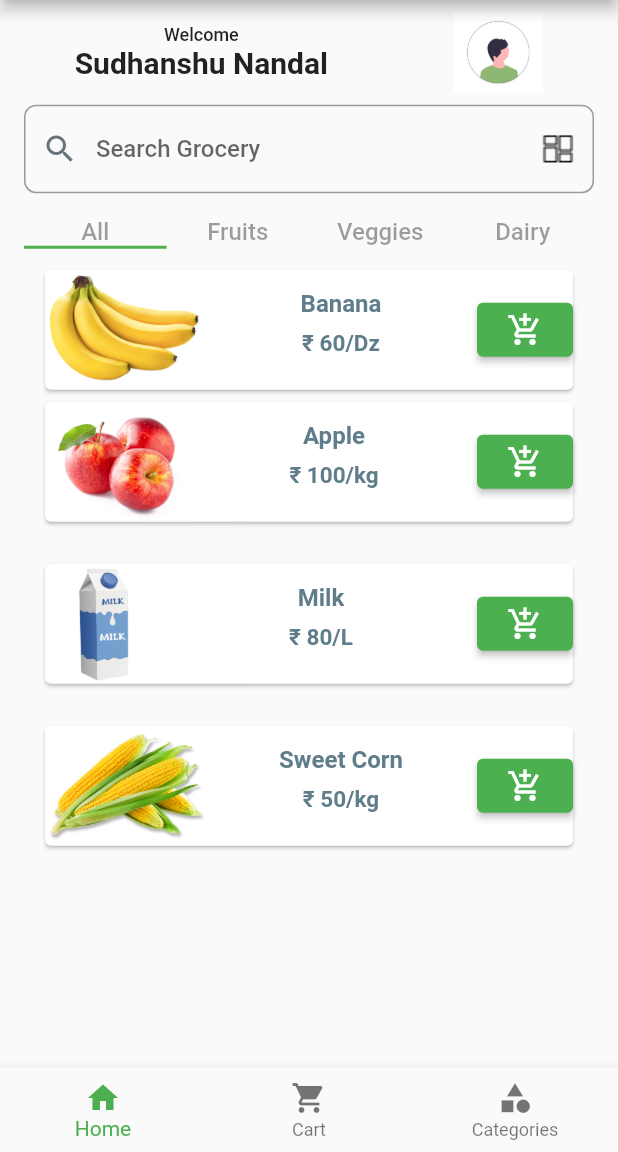
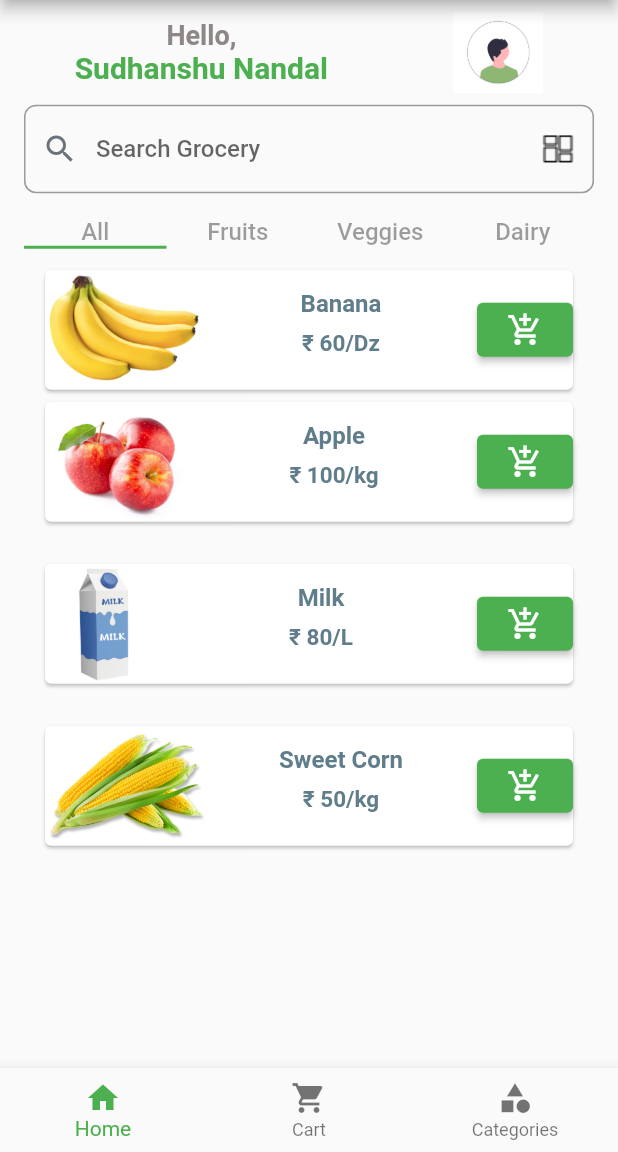
Before and after one commit to asif8585/my_grocery_app, a Flutter app: the screen it shows after launch, on a phone screen of 412 x 824 dp, the part 84-1236 px from its top. Run offline on Flutter 3.47's test engine with Material 2 defaults, Android fonts, the light colour scheme and no system bars; our stand-ins replace google_fonts; Roboto replaces fonts that are missing (Ubuntu).

Commit message:
4th commit

```diff
--- a/lib/App_Screens/Home_Screen.dart
+++ b/lib/App_Screens/Home_Screen.dart
@@ -18,14 +18,18 @@ class Home_screen extends StatelessWidget {
               Column(
                 children: [
                   Text(
-                    "Welcome",
+                    "Hello,",
                     style: GoogleFonts.aBeeZee(
-                        fontSize: 12, fontWeight: FontWeight.w500),
+                        color: Color.fromARGB(255, 142, 135, 135),
+                        fontSize: 18,
+                        fontWeight: FontWeight.w600),
                   ),
                   Text(
                     "Sudhanshu Nandal",
                     style: GoogleFonts.aBeeZee(
-                        fontSize: 20, fontWeight: FontWeight.w700),
+                        color: Colors.green,
+                        fontSize: 20,
+                        fontWeight: FontWeight.w700),
                   ),
                 ],
               ),
```
